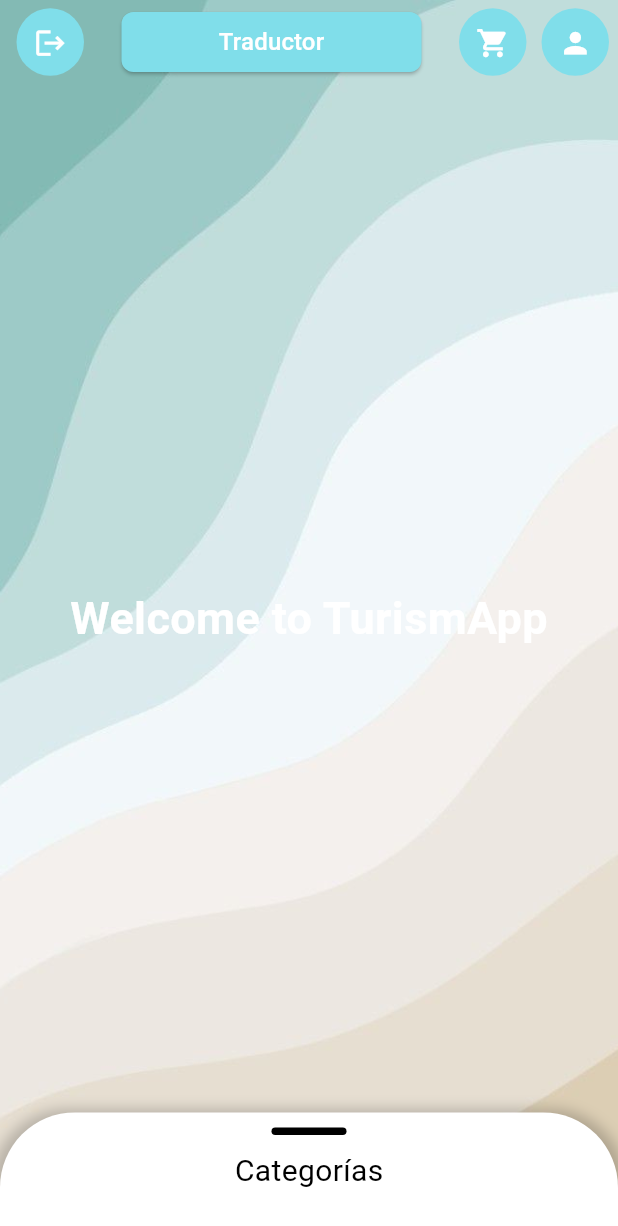
After one commit to JossueJativa/touristApp, a Flutter app: the Home screen opened by its route, after a tap on "Traductor", on a phone screen of 412 x 824 dp. The commit adds this screen. Shown: the top 1226 px of the screen. Run offline on Flutter 3.47's test engine with Material 3 defaults, Android fonts, the phone set to English and light mode, and no system bars; our stand-ins replace firebase_core, firebase_messaging, flutter_local_notifications, jwt_decoder, shared_preferences; accounts and stored records are empty; network calls fail.

Commit message:
feat: create a common components with all pages

```diff
--- a/turismapp/lib/components/AppbarMenu.dart
+++ b/turismapp/lib/components/AppbarMenu.dart
@@ -1,20 +1,83 @@
 import 'package:flutter/material.dart';
-import 'package:flutter/widgets.dart';
+import 'package:turismapp/components/ButtonRectangle.dart';
+import 'package:turismapp/components/CircularButton.dart';
+import 'package:turismapp/components/notifications.dart';
+import 'package:turismapp/controller/userController.dart';
 
-class AppbarMenu extends StatelessWidget {
-const AppbarMenu({ Key? key }) : super(key: key);
+class AppbarMenu extends StatelessWidget implements PreferredSizeWidget {
+  const AppbarMenu({Key? key}) : super(key: key);
 
   @override
-  Widget build(BuildContext context){
+  Widget build(BuildContext context) {
     return AppBar(
-      backgroundColor: Colors.white,
-      title: const Text(
-        'MOCHI GO!',
-        style: TextStyle(
-          color: Colors.black,
-          fontSize: 20,
+      backgroundColor: Colors.transparent,
+      actions: [
+        CircularButton(
+          icon: Icons.logout,
+          color: const Color(0xFF80DEEA),
+          width: 45,
+          height: 45,
+          onPressed: () async {
+            final response = await logout();
+
+            if (response) {
+              Notifications(
+                title: 'Sesión cerrada',
+                context: context,
+                color: Colors.green,
+              );
+              Navigator.pushNamedAndRemoveUntil(context, '/login', (route) => false);
+            } else {
+              Notifications(
+                title: 'Error al cerrar sesión',
+                context: context,
+                color: Colors.red,
+              );
+            }
+          },
         ),
-      )
+
+        const SizedBox(width: 25),
+
+        ButtonRectangle(
+          text: 'Traductor',
+          color: const Color(0xFF80DEEA),
+          width: 200,
+          height: 40,
+          onPressed: () {
+
+          },
+        ),
+
+        const SizedBox(width: 25),
+
+        CircularButton(
+          icon: Icons.shopping_cart,
+          color: const Color(0xFF80DEEA),
+          width: 45,
+          height: 45,
+          onPressed: () {
+
+          },
+        ),
+
+        const SizedBox(width: 10),
+
+        CircularButton(
+          icon: Icons.person,
+          color: const Color(0xFF80DEEA),
+          width: 45,
+          height: 45,
+          onPressed: () {
+
+          },
+        ),
+
+        const SizedBox(width: 6),
+      ],
     );
   }
+
+  @override
+  Size get preferredSize => Size.fromHeight(kToolbarHeight);
 }
--- /dev/null
+++ b/turismapp/lib/components/ButtonRectangle.dart
@@ -0,0 +1,48 @@
+import 'package:flutter/material.dart';
+
+class ButtonRectangle extends StatefulWidget {
+  final String text;
+  final double width;
+  final double height;
+  final Color color;
+  final VoidCallback onPressed;
+
+  const ButtonRectangle({
+    super.key,
+    required this.width,
+    required this.height,
+    required this.color,
+    required this.onPressed, required this.text,
+  });
+
+  @override
+  _ButtonRectangleState createState() => _ButtonRectangleState();
+}
+
+class _ButtonRectangleState extends State<ButtonRectangle> {
+  @override
+  Widget build(BuildContext context) {
+    return Container(
+      width: widget.width,
+      height: widget.height,
+      child: ElevatedButton(
+        onPressed: widget.onPressed,
+        style: ElevatedButton.styleFrom(
+          backgroundColor: widget.color,
+          shape: RoundedRectangleBorder(
+            borderRadius: BorderRadius.circular(8.0),
+          ),
+        ),
+        child: Center(
+          child: Text(
+            widget.text,
+            style: const TextStyle(
+              color: Colors.white, // Color del texto
+              fontSize: 16.0, // Tamaño del texto
+            ),
+          ),
+        ),
+      ),
+    );
+  }
+}
--- /dev/null
+++ b/turismapp/lib/components/CircularButton.dart
@@ -0,0 +1,56 @@
+import 'package:flutter/material.dart';
+
+class CircularButton extends StatefulWidget {
+  final IconData icon;
+  final Color color;
+  final VoidCallback onPressed;
+  final double width;
+  final double height;
+
+  const CircularButton({
+    Key? key,
+    required this.icon,
+    required this.color,
+    required this.onPressed,
+    required this.width,
+    required this.height,
+  }) : super(key: key);
+
+  @override
+  _CircularButtonState createState() => _CircularButtonState();
+}
+
+class _CircularButtonState extends State<CircularButton> {
+  @override
+  Widget build(BuildContext context) {
+    final double paddingValue =
+        (widget.width < widget.height ? widget.width : widget.height) / 4;
+
+    return SizedBox(
+      width: widget.width,
+      height: widget.height,
+      child: ElevatedButton(
+        style: ElevatedButton.styleFrom(
+          shape: RoundedRectangleBorder(
+            borderRadius: BorderRadius.horizontal(
+              left: Radius.circular(widget.width / 2),
+              right: Radius.circular(widget.width / 2),
+            ),
+          ),
+          padding: EdgeInsets.all(paddingValue),
+          backgroundColor: widget.color,
+          elevation: 2, // Baja elevación para un estilo más plano
+          shadowColor: Colors.transparent, // Sin sombra
+        ),
+        onPressed: widget.onPressed,
+        child: Center(
+          child: Icon(
+            widget.icon,
+            color: Colors.white, // Color del icono para buen contraste
+            size: (widget.width < widget.height ? widget.width : widget.height) / 2,
+          ),
+        ),
+      ),
+    );
+  }
+}
--- /dev/null
+++ b/turismapp/lib/components/FooterBar.dart
@@ -0,0 +1,115 @@
+import 'package:flutter/material.dart';
+import 'package:turismapp/controller/getCatrgories.dart';
+
+class FooterBar extends StatefulWidget {
+  const FooterBar({Key? key}) : super(key: key);
+
+  @override
+  _FooterBarState createState() => _FooterBarState();
+}
+
+class _FooterBarState extends State<FooterBar> {
+  List<Map<String, dynamic>> categories = [];
+  int selectedIndex = -1;
+
+  @override
+  void initState() {
+    super.initState();
+    fetchCategories();
+  }
+
+  Future<void> fetchCategories() async {
+    final fetchedCategories = await getCategories();
+    setState(() {
+      categories = fetchedCategories;
+    });
+  }
+
+  void animateSelection(int index) {
+    setState(() {
+      selectedIndex = index;
+    });
+
+    Future.delayed(const Duration(seconds: 1), () {
+      setState(() {
+        selectedIndex = -1;
+      });
+    });
+  }
+
+  @override
+  Widget build(BuildContext context) {
+    return DraggableScrollableSheet(
+      initialChildSize: 0.1,
+      minChildSize: 0.1,
+      maxChildSize: 0.87,
+      builder: (BuildContext context, ScrollController scrollController) {
+        return Container(
+          decoration: BoxDecoration(
+            color: Colors.white,
+            borderRadius: const BorderRadius.vertical(top: Radius.circular(50)),
+            boxShadow: [
+              BoxShadow(
+                color: Colors.black.withOpacity(0.2),
+                spreadRadius: 5,
+                blurRadius: 7,
+                offset: const Offset(0, 3),
+              ),
+            ],
+          ),
+          child: Column(
+            children: [
+              Container(
+                width: 50,
+                height: 5,
+                margin: const EdgeInsets.only(top: 10, bottom: 10),
+                decoration: BoxDecoration(
+                  color: Colors.black,
+                  borderRadius: BorderRadius.circular(10),
+                ),
+              ),
+              const Padding(
+                padding: EdgeInsets.symmetric(horizontal: 16.0),
+                child: Column(
+                  mainAxisAlignment: MainAxisAlignment.spaceEvenly,
+                  children: [
+                    Text('Categorías', style: TextStyle(color: Colors.black, fontSize: 20)),
+                  ],
+                ),
+              ),
+              Expanded(
+                child: ListView.builder(
+                  controller: scrollController,
+                  itemCount: categories.length,
+                  itemBuilder: (BuildContext context, int index) {
+                    final category = categories[index];
+                    return InkWell(
+                      onTap: () {
+                        animateSelection(index);
+                        final id = category['id'];
+                        print('Categoría seleccionada: $id');
+                      },
+                      child: AnimatedOpacity(
+                        opacity: selectedIndex == index ? 0.5 : 1.0,
+                        duration: const Duration(milliseconds: 100),
+                        child: Container(
+                          color: selectedIndex == index ? Colors.blue.withOpacity(0.5) : Colors.transparent,
+                          child: ListTile(
+                            title: Text(
+                              category['name'],
+                              style: const TextStyle(color: Colors.black),
+                            ),
+                          ),
+                        ),
+                      ),
+                    );
+                  },
+                ),
+              ),
+            ],
+          ),
+        );
+      },
+    );
+  }
+}
--- a/turismapp/lib/controller/api.dart
+++ b/turismapp/lib/controller/api.dart
@@ -2,7 +2,11 @@
 
 const String API_url_login = "http://10.0.2.2:8000/users/login/";
 const String API_url_logout = "http://10.0.2.2:8000/users/logout/";
-const String API_url_register = "http://10.0.2.2:8000/users/";
+const String API_url_user = "http://10.0.2.2:8000/users/";
+
 const String API_url_notifications_save = "http://10.0.2.2:8001/api/save";
 const String API_url_notifications_get = "http://10.0.2.2:8001/api/get/";
 const String API_url_notifications_send = "http://10.0.2.2:8001/api/send-notification";
+
+const String API_url_categories = "http://10.0.2.2:8002/categories";
+const String API_url_categories_product = "http://10.0.2.2:8002/products/category/";
--- /dev/null
+++ b/turismapp/lib/controller/getCatrgories.dart
@@ -0,0 +1,18 @@
+import 'dart:convert';
+import 'package:http/http.dart' as http;
+import 'package:turismapp/controller/api.dart';
+
+Future<List<Map<String, dynamic>>> getCategories() async {
+  try {
+    final response = await http.get(Uri.parse(API_url_categories));
+    final List<dynamic> data = jsonDecode(response.body);
+
+    // Convertir la lista de categorías en una lista de mapas con 'id' y 'name'
+    return data.map((category) => {
+      'id': category['id'],
+      'name': category['name']
+    }).toList();
+  } catch (e) {
+    return [];
+  }
+}
--- /dev/null
+++ b/turismapp/lib/mainScaffold.dart
@@ -0,0 +1,27 @@
+import 'package:flutter/material.dart';
+import 'package:turismapp/components/AppbarMenu.dart';
+import 'package:turismapp/components/FooterBar.dart';
+
+class MainScaffold extends StatelessWidget {
+  final Widget body;
+
+  const MainScaffold({Key? key, required this.body}) : super(key: key);
+
+  @override
+  Widget build(BuildContext context) {
+    return Scaffold(
+      extendBodyBehindAppBar: true,
+      appBar: const AppbarMenu(),
+      body: Stack(
+        children: <Widget>[
+          Container(
+            width: double.infinity,
+            height: double.infinity,
+            child: body,
+          ),
+          const FooterBar(),
+        ],
+      ),
+    );
+  }
+}
--- /dev/null
+++ b/turismapp/lib/screens/home.dart
@@ -0,0 +1,42 @@
+import 'package:flutter/material.dart';
+import 'package:turismapp/mainScaffold.dart';
+
+class Home extends StatefulWidget {
+  const Home({Key? key}) : super(key: key);
+
+  @override
+  _HomeState createState() => _HomeState();
+}
+
+class _HomeState extends State<Home> {
+  @override
+  Widget build(BuildContext context) {
+    return MainScaffold(
+      body: Container(
+        width: double.infinity,
+        height: double.infinity,
+        decoration: const BoxDecoration(
+          image: DecorationImage(
+            image: AssetImage('assets/Background_login.jpg'),
+            fit: BoxFit.cover,
+          ),
+        ),
+        child: const Center(
+          child: Column(
+            mainAxisAlignment: MainAxisAlignment.center,
+            children: [
+              Text(
+                'Welcome to TurismApp',
+                style: TextStyle(
+                  color: Colors.white,
+                  fontSize: 30,
+                  fontWeight: FontWeight.bold,
+                ),
+              ),
+            ],
+          ),
+        ),
+      ),
+    );
+  }
+}
--- a/turismapp/lib/screens/register.dart
+++ b/turismapp/lib/screens/register.dart
@@ -83,12 +83,12 @@ class _RegisterState extends State<Register> {
                             context: context,
                             color: Colors.green,
                           );
-                          Navigator.pushNamed(context, '/');
+                          Navigator.pushNamed(context, '/login');
                         }
                       }),
                   TextButtonForm(
                     text: "Sign in",
-                    onPressed: () => {Navigator.pushNamed(context, '/')},
+                    onPressed: () => {Navigator.pushNamed(context, '/login')},
                     textColor: Colors.black,
                     fontSize: 20.0,
                   ),
```
Also changed, not shown: notification/database/phoneDB.json (+1 -1 lines), turismapp/lib/controller/userController.dart (+53 -3 lines), turismapp/lib/main.dart (+16 -4 lines), turismapp/lib/screens/login.dart (+7 -4 lines), 1 other file.
